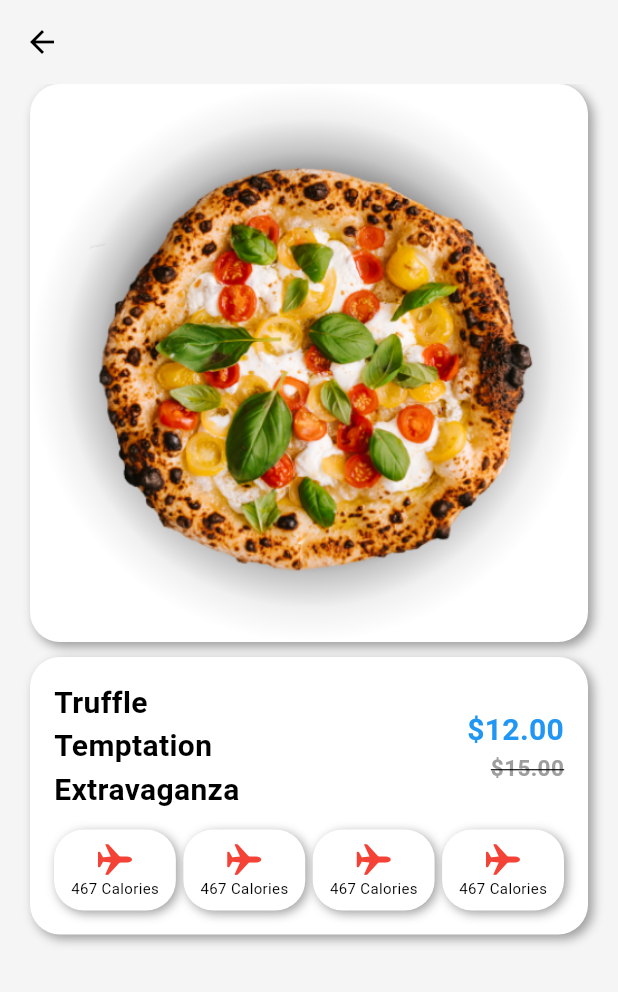
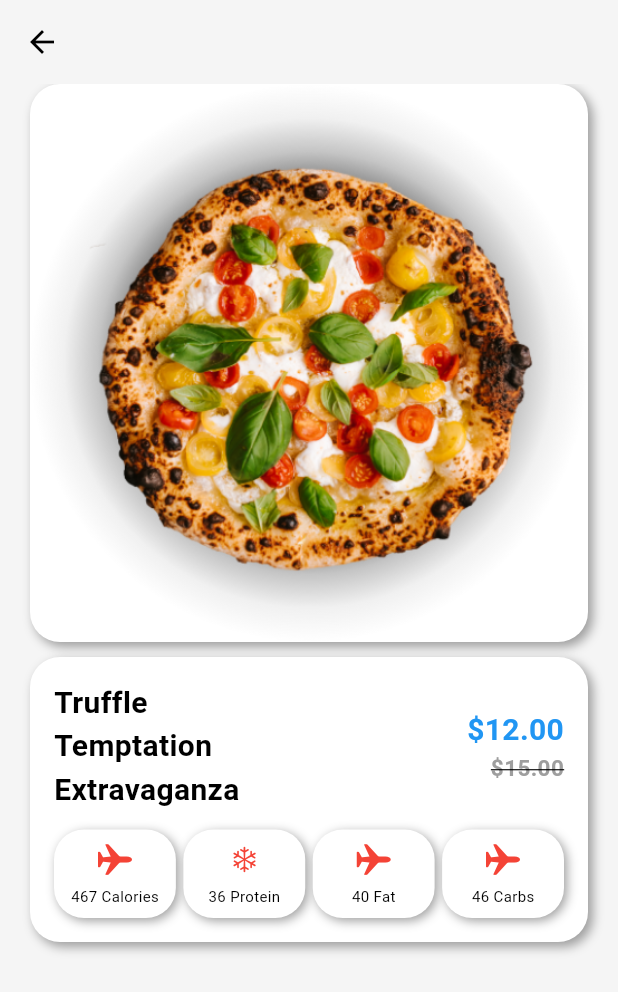
Before and after one commit to OMARALSAIED/pizza-app, a Flutter app: the DetailesScreen screen opened directly, on a phone screen of 412 x 824 dp. Shown: the top 992 px of the screen. Run offline on Flutter 3.47's test engine with Material 3 defaults, Android fonts, the phone set to English and light mode, and no system bars; our stand-ins replace bloc, cloud_firestore, equatable, firebase_auth, firebase_core, flutter_bloc and 2 more; accounts and stored records are empty.

Commit message:
macro deatiles part 1

```diff
--- a/lib/components/macro.dart
+++ b/lib/components/macro.dart
@@ -2,8 +2,14 @@ import 'package:flutter/cupertino.dart';
 import 'package:pizza/constants/colors.dart';
 
 class macro extends StatelessWidget {
+  final String title;
+  final int value;
+  final IconData icon;
   const macro({
     super.key,
+    required this.icon,
+    required this.title,
+    required this.value,
   });
 
   @override
@@ -14,26 +20,24 @@ class macro extends StatelessWidget {
         color: kwhite,
         borderRadius: BorderRadius.circular(20),
         boxShadow: const [
-          BoxShadow(
-              color: kgrey,
-              offset: Offset(2, 2),
-              blurRadius: 5)
+          BoxShadow(color: kgrey, offset: Offset(2, 2), blurRadius: 5)
         ],
       ),
-      child: const Padding(
+      child: Padding(
         padding: const EdgeInsets.all(8.0),
-        child: const Column(
-          children: [
+        child: Column(children: [
           Icon(
-              CupertinoIcons.airplane,
+            icon,
             color: kred,
           ),
+          SizedBox(
+            height: 5,
+          ),
           Text(
-              '467 Calories',
+            '$value $title',
             style: TextStyle(fontSize: 10),
           )
-          ],
-        ),
+        ]),
       ),
     ));
   }
--- a/lib/screens/home/view/detailes_screen.dart
+++ b/lib/screens/home/view/detailes_screen.dart
@@ -91,19 +91,35 @@ class DetailesScreen extends StatelessWidget {
                     ),
                     const Row(
                       children: [
-                        macro(),
-                         SizedBox(
-                          width: 5,
+                        macro(
+                          value: 467,
+                          title: "Calories",
+                          icon: CupertinoIcons.airplane,
                         ),
-                       macro(),
                         SizedBox(
                           width: 5,
                         ),
-                       macro(),
+                        macro(
+                          value: 36,
+                          title: "Protein",
+                          icon: CupertinoIcons.snow,
+                        ),
                         SizedBox(
                           width: 5,
                         ),
-                     macro()
+                        macro(
+                          value: 40,
+                          title: "Fat",
+                          icon: CupertinoIcons.airplane,
+                        ),
+                        SizedBox(
+                          width: 5,
+                        ),
+                        macro(
+                          value: 46,
+                          title: "Carbs",
+                          icon: CupertinoIcons.airplane,
+                        )
                       ],
                     )
                   ],
```
Lines whose indentation alone changed are shown as unchanged.
